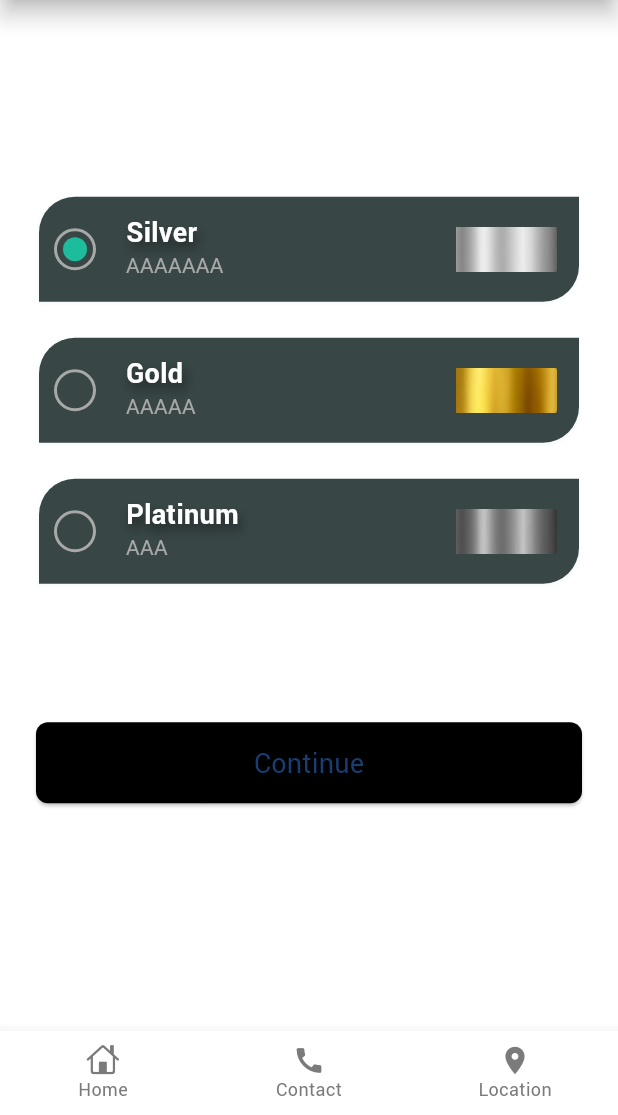
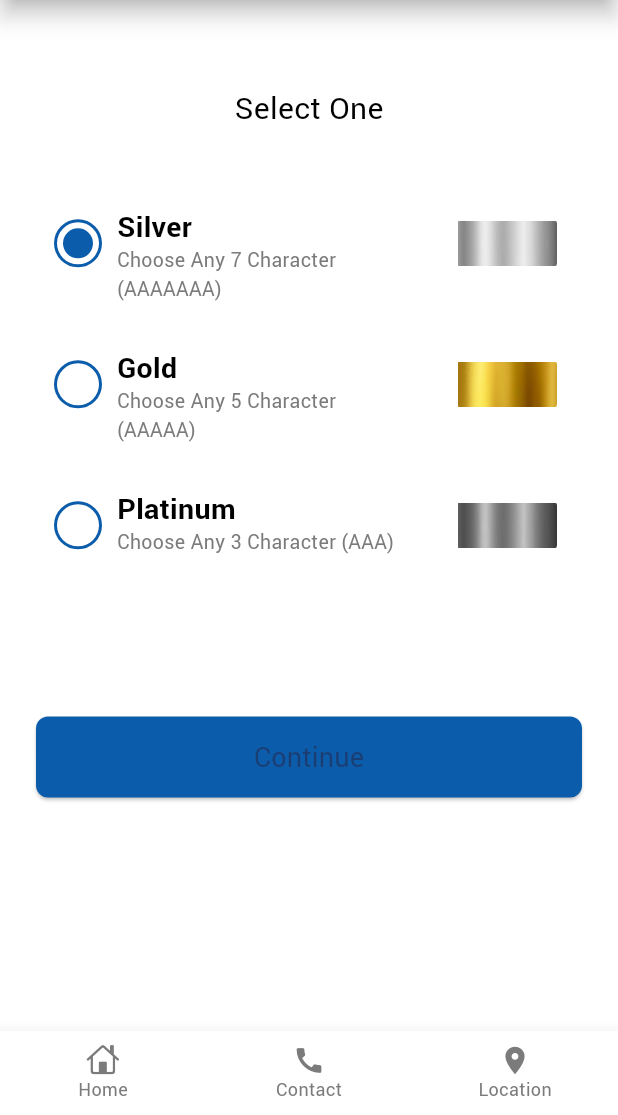
Before and after one commit to amjadjamali06/dummy_app, a Flutter app: the AuctionCategoryScreen screen opened by its route, on a phone screen of 412 x 824 dp, the part 121-1236 px from its top. Run offline on Flutter 3.47's test engine with Material 3 defaults, Android fonts, the phone set to English and light mode, and no system bars; our stand-ins replace awesome_dialog, connectivity_plus, dropdown_search, flutter_secure_storage, fluttertoast, get and 2 more; missing offline and left inert: intrinsic_grid_view, mask_input_formatter; accounts and stored records are empty; Roboto replaces fonts that are missing (Oxygen).

Commit message:
Committed By Tariq 1. Updated Auction Category Screen.

```diff
--- a/lib/ui/screens/auction_category_screen.dart
+++ b/lib/ui/screens/auction_category_screen.dart
@@ -18,15 +18,18 @@ class AuctionCategoryScreen extends GetView<AuctionCategoryScreenController> {
       horizontalPadding: 24,
       body: Column(
         children: [
+          Padding(
+            padding:  EdgeInsets.only(top: Get.height*0.07),
+            child: Text("Select One",style: GoogleFonts.roboto(fontSize: 20,color: kBlackColor,fontWeight: FontWeight.w500),),
+          ),
           ListView.separated(
-            padding: EdgeInsets.only(top: Get.height * 0.16, bottom: Get.height * 0.1, left: 2, right: 2),
+            padding: EdgeInsets.only(top: Get.height * 0.05, bottom: Get.height * 0.1, left: 2, right: 2),
             shrinkWrap: true,
-            // physics: const NeverScrollableScrollPhysics(),
             itemCount: controller.categories.length,
             itemBuilder: (context, index) {
               return Obx(()=> auctionCategoryCardNew(
                 cardName: controller.categories[index].capitalize.toString(),
-                text: controller.categories[index] == "platinum"? 'AAA':controller.categories[index] =="silver"?'AAAAAAA':'AAAAA',
+                text: controller.categories[index] == "platinum"? 'Choose Any 3 Character (AAA)':controller.categories[index] =="silver"?'Choose Any 7 Character (AAAAAAA)':'Choose Any 5 Character (AAAAA)',
                 iconPath:controller.categories[index] == "platinum"? 'assets/images/platinum.png':controller.categories[index] =="silver"?'assets/images/silver.png':'assets/images/gold.png',
                 onTap: (){
                   controller.onCategorySelected(index);
@@ -35,7 +38,7 @@ class AuctionCategoryScreen extends GetView<AuctionCategoryScreenController> {
               ));
             }, separatorBuilder: (_, int index)=>const SizedBox(height: 24),
           ),
-          GeneralButton(onPressed: ()=>controller.navigateToCategories(),color: kBlackColor, text: "Continue",)
+          GeneralButton(onPressed: ()=>controller.navigateToCategories(), text: "Continue",)
         ],
       ),
     );
@@ -48,24 +51,10 @@ class AuctionCategoryScreen extends GetView<AuctionCategoryScreenController> {
   }){
     return GestureDetector(
       onTap: onTap,
-      child: Container(
+      child: SizedBox(
         width: Get.width,
         height: 70,
-        decoration: const BoxDecoration(
-          color: kCardColor,
-          borderRadius: BorderRadius.only(
-            topLeft: Radius.circular(24),
-            bottomRight: Radius.circular(24),
-          ),
-          boxShadow: [
-            BoxShadow(
-              color: kTextLightColor,
-              offset: Offset(0, 1),
-              spreadRadius: 1,
-              blurRadius: 1,
-            )
-          ],
-        ),
+
         child:  Row(
           mainAxisAlignment: MainAxisAlignment.spaceBetween,
           children: [
@@ -74,15 +63,15 @@ class AuctionCategoryScreen extends GetView<AuctionCategoryScreenController> {
               decoration: BoxDecoration(
                 shape: BoxShape.circle,
                 border: Border.all(
-                  color: isSelected ? kLightGreyColor : kLightGreyColor, // Active or Inactive color
+                  color: isSelected ? kPrimaryColor : kPrimaryColor, // Active or Inactive color
                   width: 2.0,
                 ),
               ),
               child: Padding(
                 padding: const EdgeInsets.all(4.0),
                 child: Container(
-                  width: 16.0,
-                  height: 16.0,
+                  width: 20.0,
+                  height: 20.0,
                   decoration: BoxDecoration(
                     shape: BoxShape.circle,
                     color: isSelected ? kPrimaryColor : Colors.transparent,
@@ -93,14 +82,13 @@ class AuctionCategoryScreen extends GetView<AuctionCategoryScreenController> {
 
             Expanded(
               flex: 2,
-              child: Container(padding: const EdgeInsets.only(left: 20,top: 10),
+              child: Container(padding: const EdgeInsets.only(left: 10,top: 10),
                 child: Column(
                   mainAxisAlignment: MainAxisAlignment.start,
                   crossAxisAlignment: CrossAxisAlignment.start,
                   children: [
-                    Text(cardName,style: GoogleFonts.oxygen(fontSize: 18,color: kWhiteColor,fontWeight: FontWeight.w600, shadows: [Shadow(
-                    offset: const Offset(2.0, 5.0),blurRadius: 8.0,color: kBlackColor.withOpacity(0.5),),])),
-                    Text(text, style: const TextStyle(color: kLightGreyColor,fontSize: 14, fontWeight: FontWeight.w500),textAlign: TextAlign.center,)
+                    Text(cardName,style: GoogleFonts.roboto(fontSize: 19,color: kBlackColor,fontWeight: FontWeight.w800,)),
+                    Text(text, style: GoogleFonts.roboto(color: kGreyColor,fontSize: 13,fontWeight: FontWeight.normal),textAlign: TextAlign.left,)
                   ],
                 ),),
             ),
@@ -115,32 +103,4 @@ class AuctionCategoryScreen extends GetView<AuctionCategoryScreenController> {
     );
   }
 
-
-/*Widget auctionCategoryCardOld({String cardName="",String text="", String iconPath='', required Function() onTap}){
-   return GestureDetector(
-     onTap: ()=>controller.onTapItem(cardName),
-     child:
-     Container(
-       width: 350,
-       height: 70,
-       decoration: BoxDecoration(image: DecorationImage(image: AssetImage(iconPath)),borderRadius: BorderRadius.circular(2)),
-       child:  Row(
-         mainAxisAlignment: MainAxisAlignment.spaceBetween,
-         children: [
-           Expanded(
-             flex: 2,
-             child: Container(padding: const EdgeInsets.only(left: 30),child: Text(cardName,style: GoogleFonts.oxygen(fontSize: 19,color: kWhiteColor,fontWeight: FontWeight.w800, shadows: [Shadow(
-               offset: const Offset(2.0, 5.0),blurRadius: 8.0,color: kBlackColor.withOpacity(0.5),),])),),
-           ),
-           Expanded(flex: 1,child: Container(width: double.infinity,height: 33,padding: const EdgeInsets.only(top: 5), decoration: BoxDecoration(
-             borderRadius: BorderRadius.circular(3),
-             color: cardName== "GOLD"? kCategoryOrangeBoxColor: kCategoryDarkGreyBoxColor,
-           ), child: Text(text, style: const TextStyle(color: kWhiteColor,fontSize: 15, fontWeight: FontWeight.bold),textAlign: TextAlign.center,),),),
-           Expanded(child: Container(padding: const EdgeInsets.only(right: 5, ),child: const Icon(Icons.arrow_forward, color: kWhiteColor, size: 33,)))
-
-         ],
-       ),
-     ),
-   );
-  }*/
 }
--- a/lib/ui/screens/login_screen.dart
+++ b/lib/ui/screens/login_screen.dart
@@ -60,7 +60,7 @@ class LoginScreen extends GetView<LoginScreenController> {
                           Text(
                             "Government of Sindh",
                             style:
-                                TextStyle(fontSize: 15,fontWeight: FontWeight.w500, color: kTextLightBlueColor),
+                                TextStyle(fontSize: 15,fontWeight: FontWeight.w500, color: kTextLightColor),
                           ),
                         ],
                       ),
--- a/lib/utils/app_colors.dart
+++ b/lib/utils/app_colors.dart
@@ -4,7 +4,7 @@ import 'dart:ui';
 /* Created By: Amjad Jamali on 02-Aug-2023
 * Last Modified by Afaque Ali on 21-Aug-2024 */
 
-const Color kPrimaryColor = Color(0xff1cbc9c);
+const Color kPrimaryColor = Color(0xff0b5dab);
 const Color kPrimaryLightColor = Color(0xff0b5dab);
 const Color kPrimaryDarkColor = Color(0xff1a3e74);
 
```
